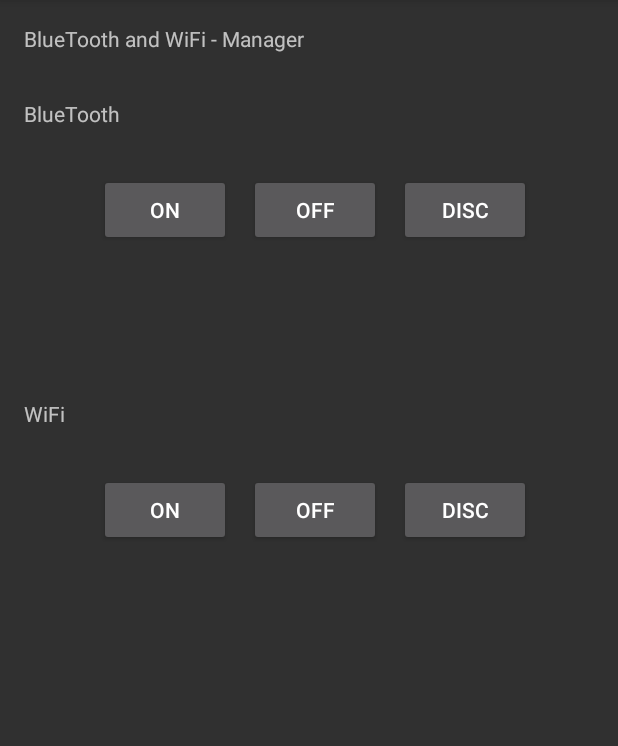
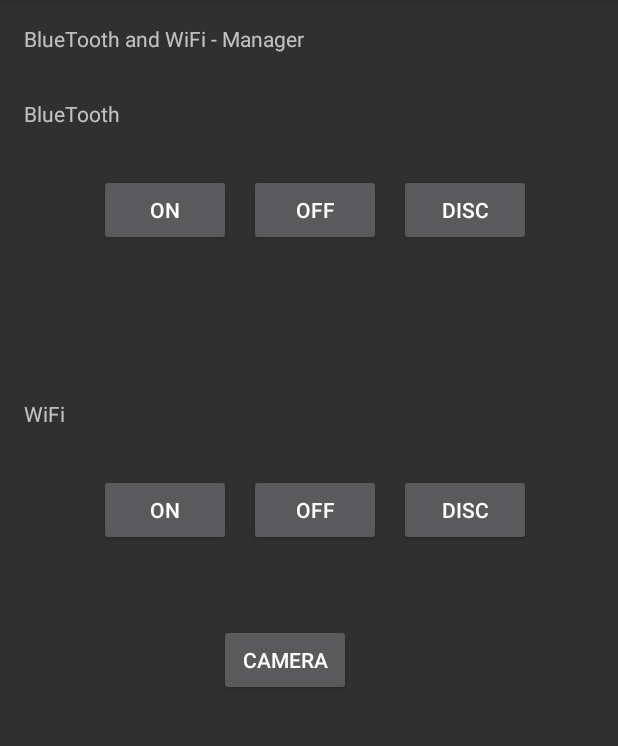
Before and after one commit to mukeshmk/AndroidStudioProjects, an Android app: the screen it shows after launch (MainActivity), on a phone screen of 412 x 824 dp, the part 84-830 px from its top. Run offline under Robolectric (Android 15) with nearby library versions, the phone set to English and light mode, and no system bars.

Commit message:
Camera
Camera

```diff
--- a/LabEx10/app/src/main/java/com/example/mk/labex10/MainActivity.java
+++ b/LabEx10/app/src/main/java/com/example/mk/labex10/MainActivity.java
@@ -3,16 +3,19 @@ package com.example.mk.labex10;
 import android.bluetooth.BluetoothAdapter;
 import android.content.Context;
 import android.content.Intent;
+import android.graphics.Bitmap;
 import android.net.wifi.WifiManager;
+import android.provider.MediaStore;
 import android.support.v7.app.AppCompatActivity;
 import android.os.Bundle;
 import android.view.View;
 import android.widget.Button;
+import android.widget.ImageView;
 import android.widget.Toast;
 
 public class MainActivity extends AppCompatActivity implements View.OnClickListener{
     final BluetoothAdapter mbt = BluetoothAdapter.getDefaultAdapter();
-    Button b1,b2,b3,w1,w2,w3;
+    Button b1,b2,b3,w1,w2,w3,c;
     String url, no;
     @Override
     protected void onCreate(Bundle savedInstanceState) {
@@ -31,6 +34,8 @@ public class MainActivity extends AppCompatActivity implements View.OnClickListe
         w2.setOnClickListener(this);
         w3 = (Button)findViewById(R.id.wf_disc);
         w3.setOnClickListener(this);
+        c = (Button)findViewById(R.id.cam);
+        c.setOnClickListener(this);
     }
 
     @Override
@@ -58,6 +63,10 @@ public class MainActivity extends AppCompatActivity implements View.OnClickListe
             case R.id.wf_disc:
 
                 break;
+            case R.id.cam:
+                Intent cameraIntent = new Intent(MediaStore.ACTION_IMAGE_CAPTURE);
+                startActivityForResult(cameraIntent, 2);
+                break;
         }
     }
 
@@ -68,5 +77,10 @@ public class MainActivity extends AppCompatActivity implements View.OnClickListe
         if(requestCode == 20){
             Toast.makeText(this,"Back",Toast.LENGTH_SHORT).show();
         }
+        if(requestCode == 2)    {
+            Bitmap image = (Bitmap) data.getExtras().get("data");
+            ImageView imageView = (ImageView) findViewById(R.id.img);
+            imageView.setImageBitmap(image);
+        }
     }
 }
--- a/LabEx10/app/src/main/res/layout/activity_main.xml
+++ b/LabEx10/app/src/main/res/layout/activity_main.xml
@@ -68,5 +68,16 @@
         android:layout_marginLeft="250dp"
         android:text="Disc"
         android:id="@+id/wf_disc"/>
-
+    <ImageView
+        android:layout_width="wrap_content"
+        android:layout_height="wrap_content"
+        android:layout_marginTop="360dp"
+        android:id="@+id/img"/>
+    <Button
+        android:layout_width="wrap_content"
+        android:layout_height="wrap_content"
+        android:layout_marginTop="400dp"
+        android:layout_marginLeft="130dp"
+        android:text="Camera"
+        android:id="@+id/cam"/>
 </RelativeLayout>
```
